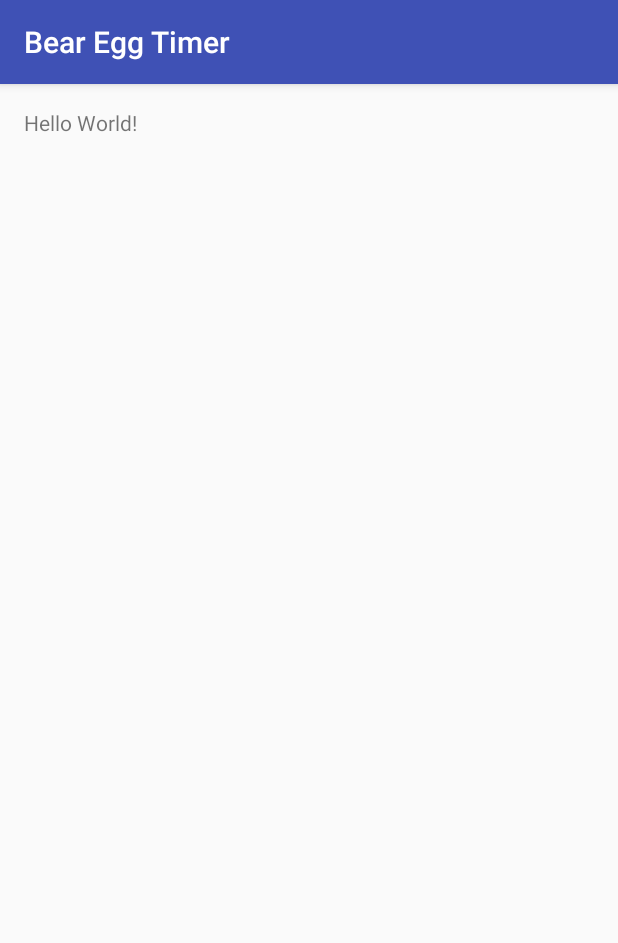
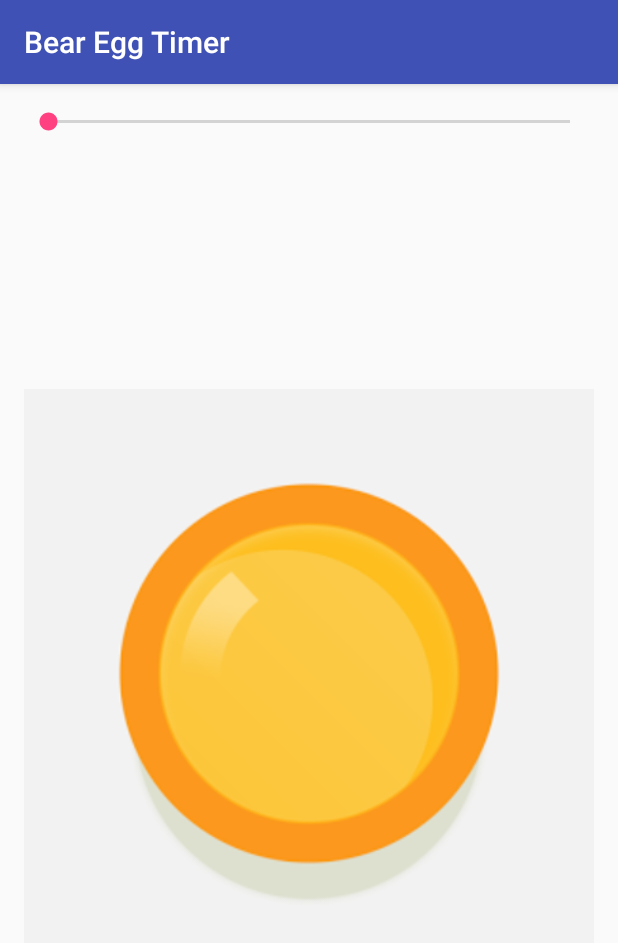
Before and after one commit to ClarkGH/BearEggTimer, an Android app: the screen it shows after launch (MainActivity), on a phone screen of 412 x 824 dp. Shown: the top 943 px of the screen. Run offline under Robolectric (Android 15) with nearby library versions, the phone set to English and light mode, and no system bars.

Commit message:
Egg and slider

```diff
--- a/app/src/main/res/layout/activity_main.xml
+++ b/app/src/main/res/layout/activity_main.xml
@@ -9,8 +9,20 @@
     android:paddingTop="@dimen/activity_vertical_margin"
     tools:context="com.example.clarkhinchcliff.beareggtimer.MainActivity">
 
-    <TextView
-        android:layout_width="wrap_content"
+    <SeekBar
+        android:layout_width="match_parent"
         android:layout_height="wrap_content"
-        android:text="Hello World!" />
+        android:id="@+id/timerSeekBar"
+        android:layout_alignParentTop="true"
+        android:layout_centerHorizontal="true"
+        android:indeterminate="false" />
+
+    <ImageView
+        android:layout_width="match_parent"
+        android:layout_height="fill_parent"
+        android:id="@+id/imageView"
+        android:layout_below="@+id/timerSeekBar"
+        android:layout_alignParentLeft="true"
+        android:layout_alignParentStart="true"
+        android:src="@drawable/egg" />
 </RelativeLayout>
```
